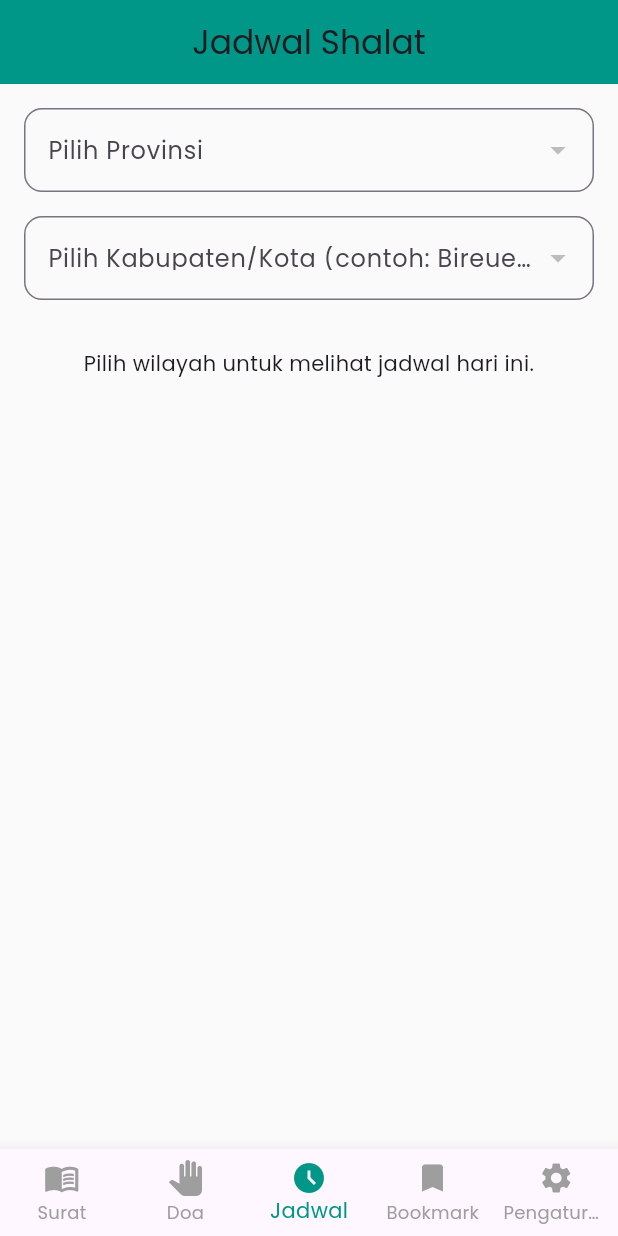
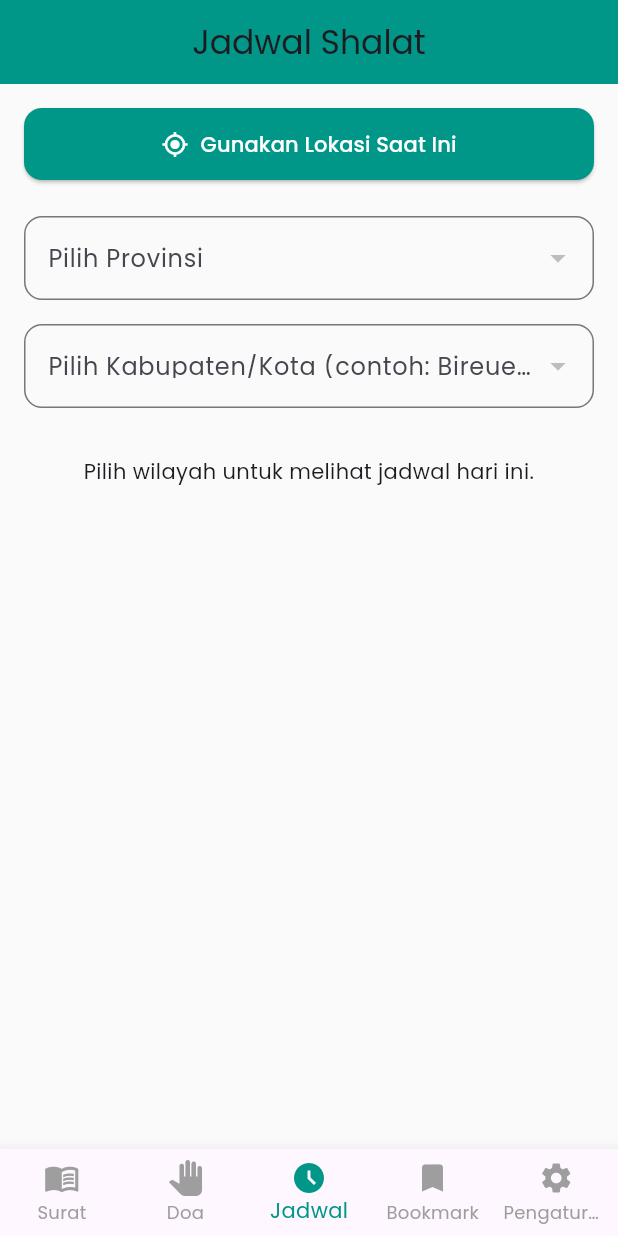
Before and after one commit to novri-ra/quran_app, a Flutter app: the screen it shows after launch, item 3 of the bottom bar chosen, on a phone screen of 412 x 824 dp. Run offline on Flutter 3.47's test engine with Material 3 defaults, Android fonts, the phone set to English and light mode, and no system bars; our stand-ins replace dio, geocoding, geolocator, get, hive_flutter, just_audio and 2 more; accounts and stored records are empty; network calls fail.

Commit message:
feat: Implement prayer times (sholat) feature with location detection, province/kabupaten selection, and schedule display.

```diff
--- a/lib/modules/sholat/views/sholat_view.dart
+++ b/lib/modules/sholat/views/sholat_view.dart
@@ -20,6 +20,32 @@ class SholatView extends StatelessWidget {
         child: Column(
           crossAxisAlignment: CrossAxisAlignment.stretch,
           children: [
+            // --- Tombol Deteksi Lokasi Otomatis ---
+            Obx(
+              () => controller.isDetectingLocation.value
+                  ? const Center(
+                      child: Padding(
+                        padding: EdgeInsets.all(16.0),
+                        child: CircularProgressIndicator(),
+                      ),
+                    )
+                  : ElevatedButton.icon(
+                      onPressed: controller.autoDetectLocation,
+                      icon: const Icon(Icons.my_location),
+                      label: const Text('Gunakan Lokasi Saat Ini'),
+                      style: ElevatedButton.styleFrom(
+                        backgroundColor: Colors.teal,
+                        foregroundColor: Colors.white,
+                        padding: const EdgeInsets.symmetric(vertical: 14),
+                        shape: RoundedRectangleBorder(
+                          borderRadius: BorderRadius.circular(12),
+                        ),
+                      ),
+                    ),
+            ),
+
+            const SizedBox(height: 24),
+
             // --- Dropdown Provinsi ---
             Obx(
               () => controller.isLoadingProvinsi.value
--- a/pubspec.yaml
+++ b/pubspec.yaml
@@ -21,6 +21,9 @@ dependencies:
   hive_flutter: ^1.1.0
   google_fonts: ^8.0.2
   scrollable_positioned_list: ^0.3.8
+  geolocator: ^14.0.2
+  geocoding: ^4.0.0
+  permission_handler: ^12.0.1
 
 dev_dependencies:
   flutter_test:
```
Also changed, not shown: lib/modules/sholat/controllers/sholat_controller.dart (+133 -17 lines), pubspec.lock, 5 other files.
